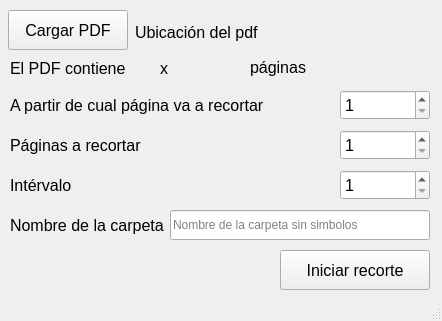
Old version of the form main.ui in the repository edgarlunaa/conversorPDF.
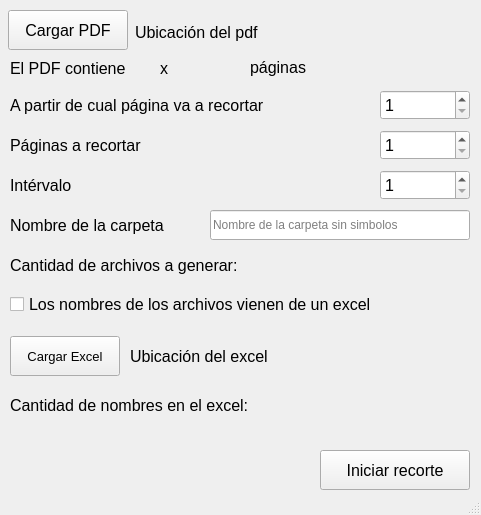
New version of the form.

Commit message: Agregado de excel

Patch:
```diff
--- a/main.ui
+++ b/main.ui
@@ -6,10 +6,22 @@
    <rect>
     <x>0</x>
     <y>0</y>
-    <width>442</width>
-    <height>321</height>
+    <width>481</width>
+    <height>515</height>
    </rect>
   </property>
+  <property name="minimumSize">
+   <size>
+    <width>481</width>
+    <height>451</height>
+   </size>
+  </property>
+  <property name="maximumSize">
+   <size>
+    <width>99999</width>
+    <height>99999</height>
+   </size>
+  </property>
   <property name="windowTitle">
    <string>Dividir PDF</string>
   </property>
@@ -53,7 +65,7 @@
    <widget class="QSpinBox" name="cant_a_partir">
     <property name="geometry">
      <rect>
-      <x>340</x>
+      <x>380</x>
       <y>90</y>
       <width>90</width>
       <height>30</height>
@@ -131,7 +143,7 @@
    <widget class="QSpinBox" name="cant_pag_a_recortar">
     <property name="geometry">
      <rect>
-      <x>340</x>
+      <x>380</x>
       <y>130</y>
       <width>90</width>
       <height>30</height>
@@ -152,8 +164,8 @@
    <widget class="QPushButton" name="btn_iniciar">
     <property name="geometry">
      <rect>
-      <x>280</x>
-      <y>250</y>
+      <x>320</x>
+      <y>450</y>
       <width>150</width>
       <height>40</height>
      </rect>
@@ -224,7 +236,7 @@
    <widget class="QSpinBox" name="cant_intervalo">
     <property name="geometry">
      <rect>
-      <x>340</x>
+      <x>380</x>
       <y>170</y>
       <width>90</width>
       <height>30</height>
@@ -247,7 +259,7 @@
      <rect>
       <x>10</x>
       <y>210</y>
-      <width>160</width>
+      <width>200</width>
       <height>30</height>
      </rect>
     </property>
@@ -263,7 +275,7 @@
    <widget class="QLineEdit" name="txt_carpeta">
     <property name="geometry">
      <rect>
-      <x>170</x>
+      <x>210</x>
       <y>210</y>
       <width>260</width>
       <height>30</height>
@@ -273,6 +285,144 @@
      <string>Nombre de la carpeta sin simbolos</string>
     </property>
    </widget>
+   <widget class="QLabel" name="lbl_pag_a_recortar_4">
+    <property name="geometry">
+     <rect>
+      <x>10</x>
+      <y>250</y>
+      <width>290</width>
+      <height>30</height>
+     </rect>
+    </property>
+    <property name="font">
+     <font>
+      <pointsize>12</pointsize>
+     </font>
+    </property>
+    <property name="text">
+     <string>Cantidad de archivos a generar:</string>
+    </property>
+    <property name="buddy">
+     <cstring>txt_carpeta</cstring>
+    </property>
+   </widget>
+   <widget class="QLabel" name="lbl_cantidad_archivos">
+    <property name="geometry">
+     <rect>
+      <x>360</x>
+      <y>251</y>
+      <width>110</width>
+      <height>30</height>
+     </rect>
+    </property>
+    <property name="font">
+     <font>
+      <pointsize>12</pointsize>
+     </font>
+    </property>
+    <property name="text">
+     <string/>
+    </property>
+    <property name="alignment">
+     <set>Qt::AlignRight|Qt::AlignTrailing|Qt::AlignVCenter</set>
+    </property>
+   </widget>
+   <widget class="QCheckBox" name="chkBox_excel">
+    <property name="geometry">
+     <rect>
+      <x>10</x>
+      <y>284</y>
+      <width>460</width>
+      <height>40</height>
+     </rect>
+    </property>
+    <property name="font">
+     <font>
+      <pointsize>12</pointsize>
+     </font>
+    </property>
+    <property name="text">
+     <string>Los nombres de los archivos vienen de un excel</string>
+    </property>
+   </widget>
+   <widget class="QPushButton" name="btn_excel">
+    <property name="geometry">
+     <rect>
+      <x>10</x>
+      <y>336</y>
+      <width>110</width>
+      <height>40</height>
+     </rect>
+    </property>
+    <property name="font">
+     <font>
+      <pointsize>10</pointsize>
+     </font>
+    </property>
+    <property name="text">
+     <string>Cargar Excel</string>
+    </property>
+   </widget>
+   <widget class="QLabel" name="lbl_excel">
+    <property name="geometry">
+     <rect>
+      <x>130</x>
+      <y>346</y>
+      <width>340</width>
+      <height>20</height>
+     </rect>
+    </property>
+    <property name="font">
+     <font>
+      <pointsize>12</pointsize>
+     </font>
+    </property>
+    <property name="text">
+     <string>Ubicación del excel</string>
+    </property>
+   </widget>
+   <widget class="QLabel" name="lbl_pag_a_recortar_5">
+    <property name="geometry">
+     <rect>
+      <x>10</x>
+      <y>390</y>
+      <width>310</width>
+      <height>30</height>
+     </rect>
+    </property>
+    <property name="font">
+     <font>
+      <pointsize>12</pointsize>
+     </font>
+    </property>
+    <property name="text">
+     <string>Cantidad de nombres en el excel:</string>
+    </property>
+    <property name="buddy">
+     <cstring>txt_carpeta</cstring>
+    </property>
+   </widget>
+   <widget class="QLabel" name="lbl_cantidad_nombres">
+    <property name="geometry">
+     <rect>
+      <x>360</x>
+      <y>390</y>
+      <width>110</width>
+      <height>30</height>
+     </rect>
+    </property>
+    <property name="font">
+     <font>
+      <pointsize>12</pointsize>
+     </font>
+    </property>
+    <property name="text">
+     <string/>
+    </property>
+    <property name="alignment">
+     <set>Qt::AlignRight|Qt::AlignTrailing|Qt::AlignVCenter</set>
+    </property>
+   </widget>
   </widget>
   <widget class="QStatusBar" name="statusBar"/>
  </widget>
```
Left out of the diff: 25 changed lines with no effect on the pictures. The commit also changes 2 other files.
